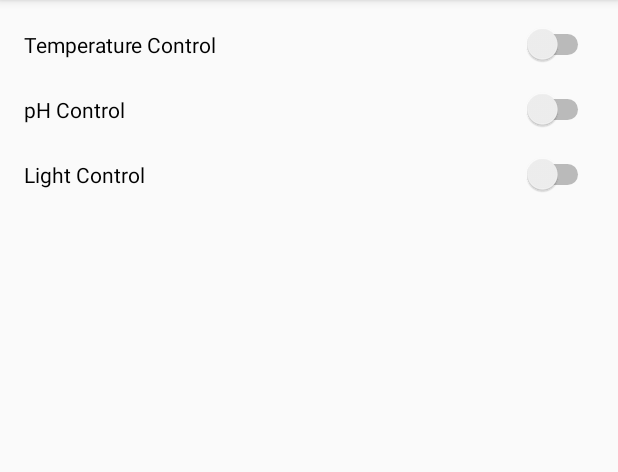
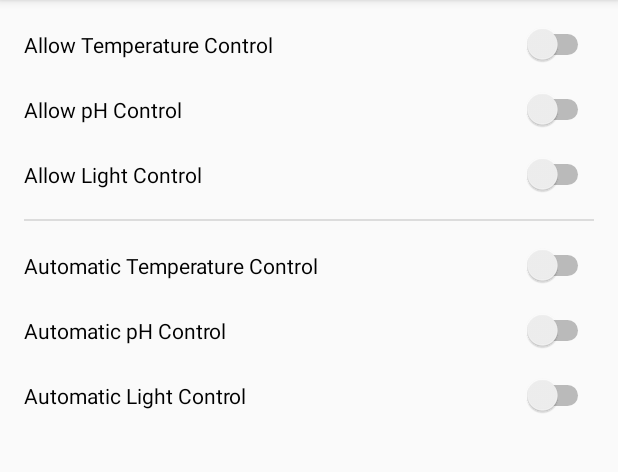
Before and after one commit to Tripe2000/Tomato, an Android app: the ControlSettingsActivity screen opened directly, with no data from a screen before it, on a phone screen of 412 x 824 dp, the part 84-556 px from its top. Run offline under Robolectric (Android 15) with nearby library versions, the phone set to English and light mode, and no system bars.

Commit message:
more interface code

```diff
--- a/app/src/main/res/layout/activity_control_settings.xml
+++ b/app/src/main/res/layout/activity_control_settings.xml
@@ -48,4 +48,60 @@
         app:layout_constraintStart_toStartOf="parent"
         app:layout_constraintTop_toBottomOf="@+id/switch3" />
 
+    <View
+        android:id="@+id/divider3"
+        android:layout_width="0dp"
+        android:layout_height="1dp"
+        android:layout_marginStart="16dp"
+        android:layout_marginLeft="16dp"
+        android:layout_marginTop="16dp"
+        android:layout_marginEnd="16dp"
+        android:layout_marginRight="16dp"
+        android:background="?android:attr/listDivider"
+        app:layout_constraintEnd_toEndOf="parent"
+        app:layout_constraintStart_toStartOf="parent"
+        app:layout_constraintTop_toBottomOf="@+id/switch4" />
+
+    <Switch
+        android:id="@+id/switch5"
+        android:layout_width="0dp"
+        android:layout_height="wrap_content"
+        android:layout_marginStart="16dp"
+        android:layout_marginLeft="16dp"
+        android:layout_marginTop="16dp"
+        android:layout_marginEnd="16dp"
+        android:layout_marginRight="16dp"
+        android:text="@string/autotempcontrol_label"
+        app:layout_constraintEnd_toEndOf="parent"
+        app:layout_constraintStart_toStartOf="parent"
+        app:layout_constraintTop_toBottomOf="@+id/divider3" />
+
+    <Switch
+        android:id="@+id/switch6"
+        android:layout_width="0dp"
+        android:layout_height="wrap_content"
+        android:layout_marginStart="16dp"
+        android:layout_marginLeft="16dp"
+        android:layout_marginTop="16dp"
+        android:layout_marginEnd="16dp"
+        android:layout_marginRight="16dp"
+        android:text="@string/autophcontrol_label"
+        app:layout_constraintEnd_toEndOf="parent"
+        app:layout_constraintStart_toStartOf="parent"
+        app:layout_constraintTop_toBottomOf="@+id/switch5" />
+
+    <Switch
+        android:id="@+id/switch7"
+        android:layout_width="0dp"
+        android:layout_height="wrap_content"
+        android:layout_marginStart="16dp"
+        android:layout_marginLeft="16dp"
+        android:layout_marginTop="16dp"
+        android:layout_marginEnd="16dp"
+        android:layout_marginRight="16dp"
+        android:text="@string/autolightcontrol_label"
+        app:layout_constraintEnd_toEndOf="parent"
+        app:layout_constraintStart_toStartOf="parent"
+        app:layout_constraintTop_toBottomOf="@+id/switch6" />
+
 </android.support.constraint.ConstraintLayout>
--- a/app/src/main/res/values/strings.xml
+++ b/app/src/main/res/values/strings.xml
@@ -8,7 +8,10 @@
     <string name="desiredph_label">Desired pH</string>
     <string name="currentlight_label">Current Light</string>
     <string name="desiredlight_label">Desired Light</string>
-    <string name="controltemp_label">Temperature Control</string>
-    <string name="controlph_label">pH Control</string>
-    <string name="controllight_label">Light Control</string>
+    <string name="controltemp_label">Allow Temperature Control</string>
+    <string name="controlph_label">Allow pH Control</string>
+    <string name="controllight_label">Allow Light Control</string>
+    <string name="autotempcontrol_label">Automatic Temperature Control</string>
+    <string name="autophcontrol_label">Automatic pH Control</string>
+    <string name="autolightcontrol_label">Automatic Light Control</string>
 </resources>
```
